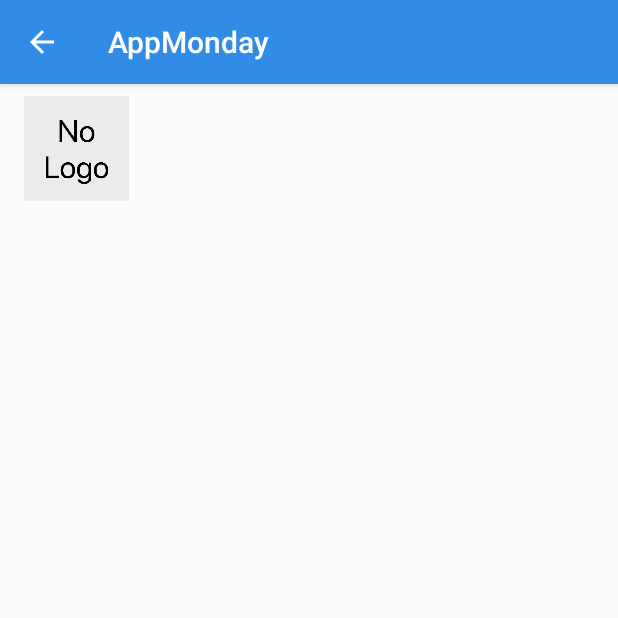
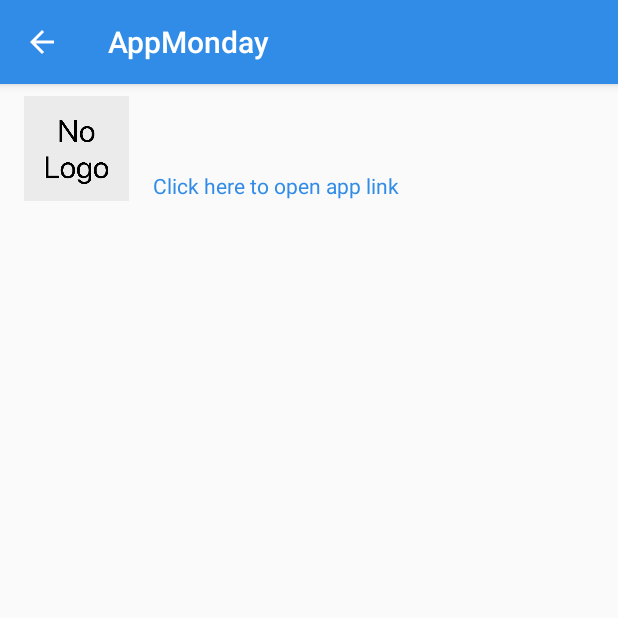
Before and after one commit to NathanFallet/AppMonday-Android, an Android app: the AppDetailsActivity screen opened directly, with no data from a screen before it, on a phone screen of 412 x 824 dp, the top half of it. Run offline under Robolectric (Android 15) with nearby library versions, the phone set to English and light mode, and no system bars; our stand-ins replace Picasso; pictures from the network do not load.

Commit message:
App details with links to app and Instagram

```diff
--- a/app/src/main/java/me/nathanfallet/appmonday/ui/AppDetailsActivity.java
+++ b/app/src/main/java/me/nathanfallet/appmonday/ui/AppDetailsActivity.java
@@ -1,9 +1,13 @@
 package me.nathanfallet.appmonday.ui;
 
+import android.content.ActivityNotFoundException;
 import android.content.Intent;
+import android.net.Uri;
 import android.support.v7.app.AppCompatActivity;
 import android.os.Bundle;
 import android.support.v7.widget.Toolbar;
+import android.view.MotionEvent;
+import android.view.View;
 import android.widget.ImageView;
 import android.widget.TextView;
 
@@ -13,37 +17,63 @@ import me.nathanfallet.appmonday.R;
 
 public class AppDetailsActivity extends AppCompatActivity {
 
-    private Toolbar toolbar;
-
     @Override
     protected void onCreate(Bundle savedInstanceState) {
         super.onCreate(savedInstanceState);
         setContentView(R.layout.activity_app_details);
 
-        toolbar = findViewById(R.id.details_toolbar);
+        Toolbar toolbar = findViewById(R.id.details_toolbar);
         setSupportActionBar(toolbar);
 
         getSupportActionBar().setDisplayHomeAsUpEnabled(true);
         getSupportActionBar().setDisplayShowHomeEnabled(true);
 
         Intent intent = getIntent();
-        String app_name = "";
-        String app_user = "";
-        String app_logo = "";
-        if(intent != null){
-            app_name = intent.getStringExtra("app_name");
-            app_user = intent.getStringExtra("app_user");
-            app_logo = intent.getStringExtra("app_logo");
-        }
+        final String app_name = intent != null ? intent.getStringExtra("app_name") : "";
+        final String app_user = intent != null ? intent.getStringExtra("app_user") : "";
+        final String app_logo = intent != null ? intent.getStringExtra("app_logo") : "";
+        final String app_link = intent != null ? intent.getStringExtra("app_link") : "";
+        final String app_description = intent != null ? intent.getStringExtra("app_description") : "";
 
         TextView name = findViewById(R.id.app_name);
         name.setText(app_name);
 
         TextView user = findViewById(R.id.app_user);
         user.setText(app_user);
+        user.setOnTouchListener(new View.OnTouchListener() {
+            @Override
+            public boolean onTouch(View v, MotionEvent event) {
+                Uri uri = Uri.parse("http://instagram.com/_u/"+app_user);
+                Intent likeIng = new Intent(Intent.ACTION_VIEW, uri);
+
+                likeIng.setPackage("com.instagram.android");
+
+                try {
+                    startActivity(likeIng);
+                } catch (ActivityNotFoundException e) {
+                    startActivity(new Intent(Intent.ACTION_VIEW,
+                            Uri.parse("https://instagram.com/"+app_user)));
+                }
+
+                return true;
+            }
+        });
 
         ImageView logo = findViewById(R.id.app_logo);
         Picasso.get().load(app_logo).error(R.drawable.nologo).into(logo);
+
+        TextView link = findViewById(R.id.app_link);
+        link.setOnTouchListener(new View.OnTouchListener() {
+            @Override
+            public boolean onTouch(View v, MotionEvent event) {
+                startActivity(new Intent(Intent.ACTION_VIEW, Uri.parse(app_link)));
+
+                return true;
+            }
+        });
+
+        TextView description = findViewById(R.id.app_description);
+        description.setText(app_description);
     }
 
     @Override
--- a/app/src/main/res/layout/activity_app_details.xml
+++ b/app/src/main/res/layout/activity_app_details.xml
@@ -49,7 +49,21 @@
             <TextView android:id="@+id/app_user"
                 android:layout_width="wrap_content"
                 android:layout_height="wrap_content"
+                android:textColor="#318CE7"
                 android:text="App user" />
+
+            <TextView android:id="@+id/app_link"
+                android:layout_marginTop="4pt"
+                android:layout_width="wrap_content"
+                android:layout_height="wrap_content"
+                android:textColor="#318CE7"
+                android:text="Click here to open app link" />
+
+            <TextView android:id="@+id/app_description"
+                android:layout_marginTop="4pt"
+                android:layout_width="wrap_content"
+                android:layout_height="wrap_content"
+                android:text="App description" />
         </LinearLayout>
 
     </LinearLayout>
```
